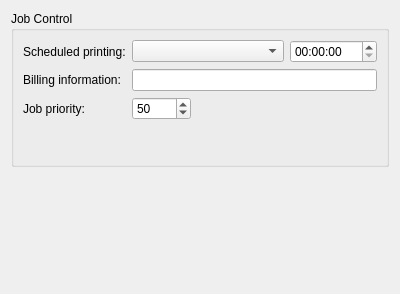
Above: src/printsupport/widgets/qcupsjobwidget.ui from dmgerman/qtbase-token before the change. Below: the same form after it.
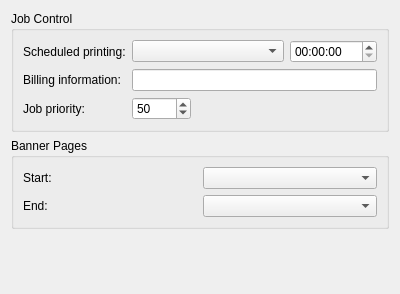
That is the form after the change.

Commit message:
Add CUPS Banner Pages options to print support
Adds a way to set standard CUPS Banner Pages. This widget is part of the
Job Options widget/tab in Properties dialog.

[ChangeLog][QtPrintSupport][QPrintDialog] Added support for setting CUPS
Banner pages in the print dialog.

cregit: ea3f8ff6d0d1551a44b0c1a892470d9d48ebb858 https://github.com/qt/qtbase/commit/ea3f8ff6d0d1551a44b0c1a892470d9d48ebb858

```diff
--- a/src/printsupport/widgets/qcupsjobwidget.ui
+++ b/src/printsupport/widgets/qcupsjobwidget.ui
@@ -12,8 +12,8 @@
   <property name="windowTitle" >
    <string>Job</string>
   </property>
-  <layout class="QGridLayout" name="gridLayout_3" >
-   <item row="0" column="0" >
+  <layout class="QGridLayout" name="gridLayout_2">
+   <item row="0" column="0" colspan="2">
     <widget class="QGroupBox" name="jobControlGroupBox" >
      <property name="title" >
       <string>Job Control</string>
@@ -72,23 +72,39 @@
         </property>
        </spacer>
       </item>
-      <item row="3" column="1" >
-       <spacer name="verticalSpacer" >
-        <property name="orientation" >
-         <enum>Qt::Vertical</enum>
+     </layout>
+    </widget>
+   </item>
+   <item row="1" column="0" rowspan="2" colspan="2">
+    <widget class="QGroupBox" name="bannerPagesGroupBox">
+     <property name="title">
+      <string>Banner Pages</string>
+     </property>
+     <layout class="QGridLayout" name="gridLayout_3">
+      <item row="1" column="1">
+       <widget class="QComboBox" name="endBannerPageCombo"/>
+      </item>
+      <item row="0" column="1">
+       <widget class="QComboBox" name="startBannerPageCombo"/>
+      </item>
+      <item row="1" column="0">
+       <widget class="QLabel" name="endBannerLabel">
+        <property name="text">
+         <string comment="Banner page at end">End:</string>
         </property>
-        <property name="sizeHint" stdset="0" >
-         <size>
-          <width>20</width>
-          <height>35</height>
-         </size>
+       </widget>
+      </item>
+      <item row="0" column="0">
+       <widget class="QLabel" name="startBannerLabel">
+        <property name="text">
+         <string comment="Banner page at start">Start:</string>
         </property>
-       </spacer>
+       </widget>
       </item>
      </layout>
     </widget>
    </item>
-   <item row="2" column="0" >
+   <item row="3" column="0">
     <spacer name="verticalSpacer_3" >
      <property name="orientation" >
       <enum>Qt::Vertical</enum>
```
The commit also changes 4 other files.
